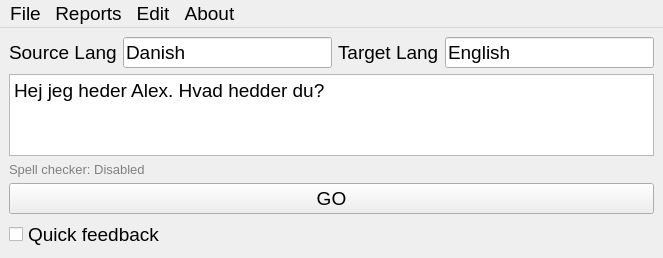
Qt form ui/mainwindow.ui (hytromo/immersion) before a commit.
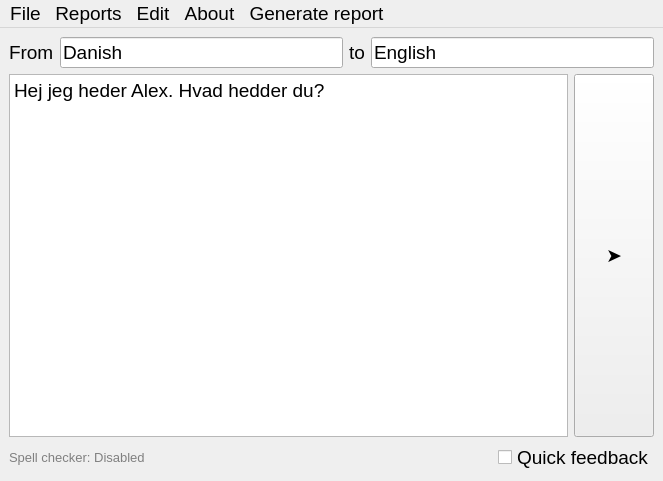
The same form after that commit.

Commit message: beautify menu

```diff
--- a/ui/mainwindow.ui
+++ b/ui/mainwindow.ui
@@ -7,7 +7,7 @@
     <x>0</x>
     <y>0</y>
     <width>663</width>
-    <height>258</height>
+    <height>481</height>
    </rect>
   </property>
   <property name="windowTitle">
@@ -18,11 +18,8 @@
   </property>
   <widget class="QWidget" name="centralwidget">
    <layout class="QGridLayout" name="gridLayout">
-    <item row="0" column="0">
-     <layout class="QVBoxLayout" name="verticalLayout"/>
-    </item>
-    <item row="1" column="1">
-     <layout class="QVBoxLayout" name="verticalLayout_2" stretch="0,0,999">
+    <item row="2" column="0">
+     <layout class="QVBoxLayout" name="verticalLayout_2" stretch="0,0,0">
       <property name="sizeConstraint">
        <enum>QLayout::SizeConstraint::SetNoConstraint</enum>
       </property>
@@ -31,7 +28,7 @@
         <item>
          <widget class="QLabel" name="label">
           <property name="text">
-           <string>Source Lang</string>
+           <string>From</string>
           </property>
          </widget>
         </item>
@@ -45,7 +42,7 @@
         <item>
          <widget class="QLabel" name="label_2">
           <property name="text">
-           <string>Target Lang</string>
+           <string>to</string>
           </property>
          </widget>
         </item>
@@ -59,6 +56,8 @@
        </layout>
       </item>
       <item>
+       <layout class="QHBoxLayout" name="inputGoLayout">
+        <item>
        <widget class="QPlainTextEdit" name="inputText">
         <property name="styleSheet">
          <string notr="true">font-size: 14pt;</string>
@@ -69,6 +68,30 @@
        </widget>
       </item>
       <item>
+         <layout class="QVBoxLayout" name="goFeedbackLayout">
+          <item>
+           <widget class="QPushButton" name="goButton">
+            <property name="sizePolicy">
+             <sizepolicy hsizetype="Fixed" vsizetype="Expanding">
+              <horstretch>0</horstretch>
+              <verstretch>0</verstretch>
+             </sizepolicy>
+            </property>
+            <property name="text">
+             <string>➤</string>
+            </property>
+           </widget>
+          </item>
+          <item>
+           <layout class="QHBoxLayout" name="statusFeedbackLayout"/>
+          </item>
+         </layout>
+        </item>
+       </layout>
+      </item>
+      <item>
+       <layout class="QHBoxLayout" name="horizontalLayout_5">
+        <item>
        <widget class="QLabel" name="spellCheckerStatus">
         <property name="text">
          <string>Spell checker: Disabled</string>
@@ -79,11 +102,17 @@
        </widget>
       </item>
       <item>
-       <widget class="QPushButton" name="goButton">
-        <property name="text">
-         <string>GO</string>
-        </property>
-       </widget>
+         <spacer name="horizontalSpacer">
+          <property name="orientation">
+           <enum>Qt::Orientation::Horizontal</enum>
+          </property>
+          <property name="sizeHint" stdset="0">
+           <size>
+            <width>40</width>
+            <height>20</height>
+           </size>
+          </property>
+         </spacer>
       </item>
       <item>
        <widget class="QCheckBox" name="quickFeedbackCheckBox">
@@ -95,6 +124,8 @@
      </layout>
     </item>
    </layout>
+    </item>
+   </layout>
   </widget>
   <widget class="QMenuBar" name="menuBar">
    <property name="geometry">
@@ -124,12 +155,6 @@
      <string>Reports</string>
     </property>
     <addaction name="actionOpen_corrections_folder"/>
-    <addaction name="menuGenerateReport"/>
-   </widget>
-   <widget class="QMenu" name="menuGenerateReport">
-    <property name="title">
-     <string>Generate report</string>
-    </property>
    </widget>
    <widget class="QMenu" name="menuEdit">
     <property name="title">
@@ -170,10 +195,16 @@
     </property>
     <addaction name="actionHelp"/>
    </widget>
+   <widget class="QMenu" name="menuGenerateReport">
+    <property name="title">
+     <string>Generate report</string>
+    </property>
+   </widget>
    <addaction name="menuFile"/>
    <addaction name="menuReports"/>
    <addaction name="menuEdit"/>
    <addaction name="menuAbout"/>
+   <addaction name="menuGenerateReport"/>
   </widget>
   <action name="actionReset_OpenAI_API_key">
    <property name="text">
```
Left out of the diff: 6 changed lines with no effect on the pictures. Lines whose indentation alone changed are shown as unchanged. The commit also changes 3 other files.
